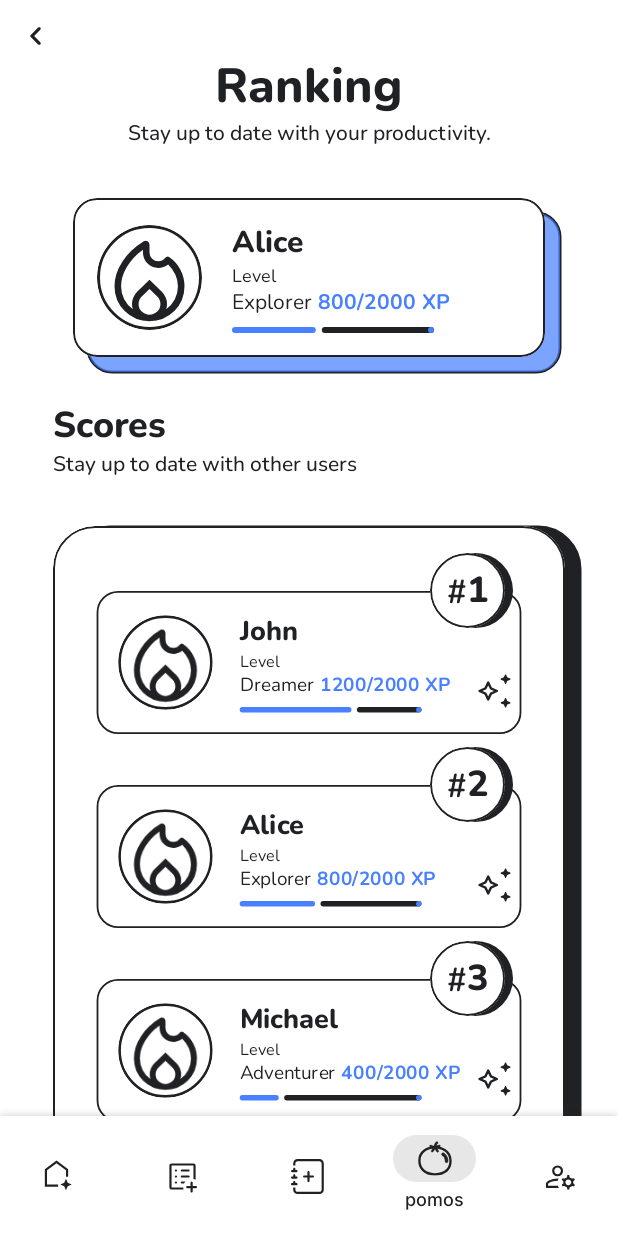
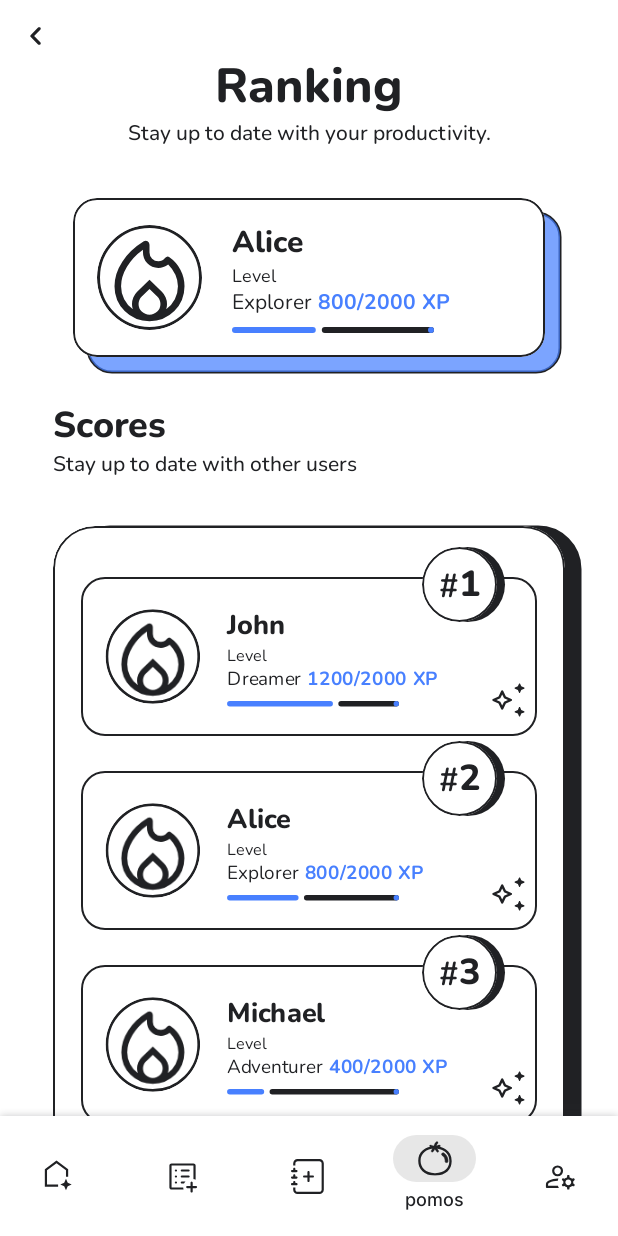
Before and after one commit to digidoro-GalacticStudio/digidoro-app, an Android app built with Jetpack Compose: the HomeScreen screen opened through its navigation route, item 4 of the bottom bar chosen, on a phone screen of 412 x 824 dp. Run offline under Robolectric (Android 15) with nearby library versions, the phone set to English and light mode, and no system bars; our stand-ins replace Shimmer; network calls fail.

Commit message:
DIGI-54 Add DTO classes, Repository, and Service for ranking

```diff
--- /dev/null
+++ b/app/src/main/java/com/galacticstudio/digidoro/network/dto/ranking/RankingRequest.kt
@@ -0,0 +1,5 @@
+package com.galacticstudio.digidoro.network.dto.ranking
+
+data class RankingRequest (
+    val score: Int,
+)
--- a/app/src/main/java/com/galacticstudio/digidoro/network/retrofit/RetrofitInstance.kt
+++ b/app/src/main/java/com/galacticstudio/digidoro/network/retrofit/RetrofitInstance.kt
@@ -4,6 +4,7 @@ import com.galacticstudio.digidoro.network.service.AuthService
 import com.galacticstudio.digidoro.network.service.FavoriteNoteService
 import com.galacticstudio.digidoro.network.service.FolderService
 import com.galacticstudio.digidoro.network.service.NoteService
+import com.galacticstudio.digidoro.network.service.RankingService
 import com.galacticstudio.digidoro.network.service.TodoService
 import com.galacticstudio.digidoro.network.service.UserService
 import com.galacticstudio.digidoro.util.NetworkService.BASE_URL
@@ -65,6 +66,10 @@ object RetrofitInstance {
         return retrofit.create(UserService::class.java)
     }
 
+    fun getRankingService(): RankingService {
+        return retrofit.create(RankingService::class.java)
+    }
+
     fun getTodoService(): TodoService{
         return retrofit.create(TodoService::class.java)
     }
--- /dev/null
+++ b/app/src/main/java/com/galacticstudio/digidoro/network/service/RankingService.kt
@@ -0,0 +1,20 @@
+package com.galacticstudio.digidoro.network.service
+
+import com.galacticstudio.digidoro.network.dto.ranking.RankingListResponse
+import com.galacticstudio.digidoro.network.dto.ranking.RankingRequest
+import com.galacticstudio.digidoro.network.dto.ranking.RankingResponse
+import com.galacticstudio.digidoro.network.dto.ranking.UpdateScoreResponse
+import retrofit2.http.Body
+import retrofit2.http.GET
+import retrofit2.http.PATCH
+
+interface RankingService {
+    @GET("api/user/topUsers")
+    suspend fun getOwnRanking(): RankingResponse
+
+    @GET("api/user/ranking")
+    suspend fun getTopUsers(): RankingListResponse
+
+    @PATCH("api/user/updateScores/")
+    suspend fun updateScore(@Body score: RankingRequest): UpdateScoreResponse
+}
--- a/app/src/main/java/com/galacticstudio/digidoro/ui/screens/ranking/RankingScreen.kt
+++ b/app/src/main/java/com/galacticstudio/digidoro/ui/screens/ranking/RankingScreen.kt
@@ -9,6 +9,7 @@ import androidx.compose.foundation.layout.Spacer
 import androidx.compose.foundation.layout.fillMaxSize
 import androidx.compose.foundation.layout.fillMaxWidth
 import androidx.compose.foundation.layout.height
+import androidx.compose.foundation.layout.offset
 import androidx.compose.foundation.layout.padding
 import androidx.compose.foundation.layout.size
 import androidx.compose.foundation.lazy.LazyColumn
@@ -21,6 +22,7 @@ import androidx.compose.runtime.Composable
 import androidx.compose.ui.Alignment
 import androidx.compose.ui.Modifier
 import androidx.compose.ui.draw.clip
+import androidx.compose.ui.draw.scale
 import androidx.compose.ui.geometry.Offset
 import androidx.compose.ui.res.painterResource
 import androidx.compose.ui.res.stringResource
@@ -130,7 +132,7 @@ fun RankingScreen(
                         color = MaterialTheme.colorScheme.onPrimary,
                         shape = RoundedCornerShape(borderRadius)
                     )
-                    .padding(vertical = 28.dp)
+                    .padding(vertical = 24.dp, horizontal = 5.dp)
             ) {
                 userList.forEachIndexed { index, user ->
                     RankingContainer(
@@ -139,6 +141,7 @@ fun RankingScreen(
                         currentScore = user.total_score,
                         nextLevelScore = 2000,
                         index = index + 1,
+                        modifierCard = Modifier.scale(0.9f).offset(x=(-15).dp),
                     )
                 }
             }
--- a/app/src/main/java/com/galacticstudio/digidoro/ui/screens/ranking/components/RankingContainer.kt
+++ b/app/src/main/java/com/galacticstudio/digidoro/ui/screens/ranking/components/RankingContainer.kt
@@ -40,6 +40,8 @@ fun RankingContainer(
     levelName: String,
     currentScore: Int,
     nextLevelScore: Int,
+    modifier: Modifier = Modifier,
+    modifierCard: Modifier = Modifier,
     index: Int = 0,
 ) {
     Box(
@@ -50,7 +52,8 @@ fun RankingContainer(
             levelName = levelName,
             currentScore = currentScore,
             nextLevelScore = nextLevelScore,
-            modifier = Modifier.scale(0.9f),
+            modifier = modifier,
+            modifierCard = modifierCard,
         )
 
         Box(
@@ -71,7 +74,7 @@ fun RankingContainer(
                     .border(1.dp, MaterialTheme.colorScheme.onPrimary, CircleShape),
                 contentAlignment = Alignment.Center,
             ) {
-                Row (
+                Row(
                     modifier = Modifier.fillMaxWidth(),
                     verticalAlignment = Alignment.Bottom,
                     horizontalArrangement = Arrangement.Center
@@ -96,9 +99,8 @@ fun RankingContainer(
 
         Box(
             modifier = Modifier
-                .offset((-35).dp, (-35).dp)
+                .offset((-20).dp, (-25).dp)
                 .align(Alignment.BottomEnd)
-
         ) {
             Icon(
                 painter = painterResource(id = R.drawable.awesome_icon),
--- a/app/src/main/java/com/galacticstudio/digidoro/ui/shared/cards/rankingcard/RankingCard.kt
+++ b/app/src/main/java/com/galacticstudio/digidoro/ui/shared/cards/rankingcard/RankingCard.kt
@@ -49,6 +49,7 @@ fun RankingCard(
     currentScore: Int,
     nextLevelScore: Int,
     modifier: Modifier = Modifier,
+    modifierCard: Modifier = Modifier,
 ) {
     val borderWidth = 1.dp
     val gap = 7.dp
@@ -59,13 +60,15 @@ fun RankingCard(
         ),
         shape = RoundedCornerShape(16.dp),
         border = BorderStroke(borderWidth, MaterialTheme.colorScheme.onPrimary),
-        modifier = Modifier.padding(start = 13.dp, top = 10.dp, end = 13.dp, bottom = 13.dp)
+        modifier = Modifier
+            .padding(start = 13.dp, top = 10.dp, end = 13.dp, bottom = 13.dp)
             .then(modifier),
     ) {
         Box(
             modifier = Modifier
                 .fillMaxWidth()
-                .padding(16.dp),
+                .padding(16.dp)
+                .then(modifierCard),
             contentAlignment = Alignment.TopEnd
         ) {
             Row(
```
Also changed, not shown: app/src/main/java/com/galacticstudio/digidoro/RetrofitApplication.kt (+9 -0 lines), app/src/main/java/com/galacticstudio/digidoro/network/dto/ranking/RankingResponse.kt (added, +35 -0 lines), app/src/main/java/com/galacticstudio/digidoro/network/dto/user/UserRequest.kt (added, +9 -0 lines), app/src/main/java/com/galacticstudio/digidoro/network/dto/user/UserResponse.kt (added, +11 -0 lines), app/src/main/java/com/galacticstudio/digidoro/repository/RankingRepository.kt (added, +24 -0 lines).
